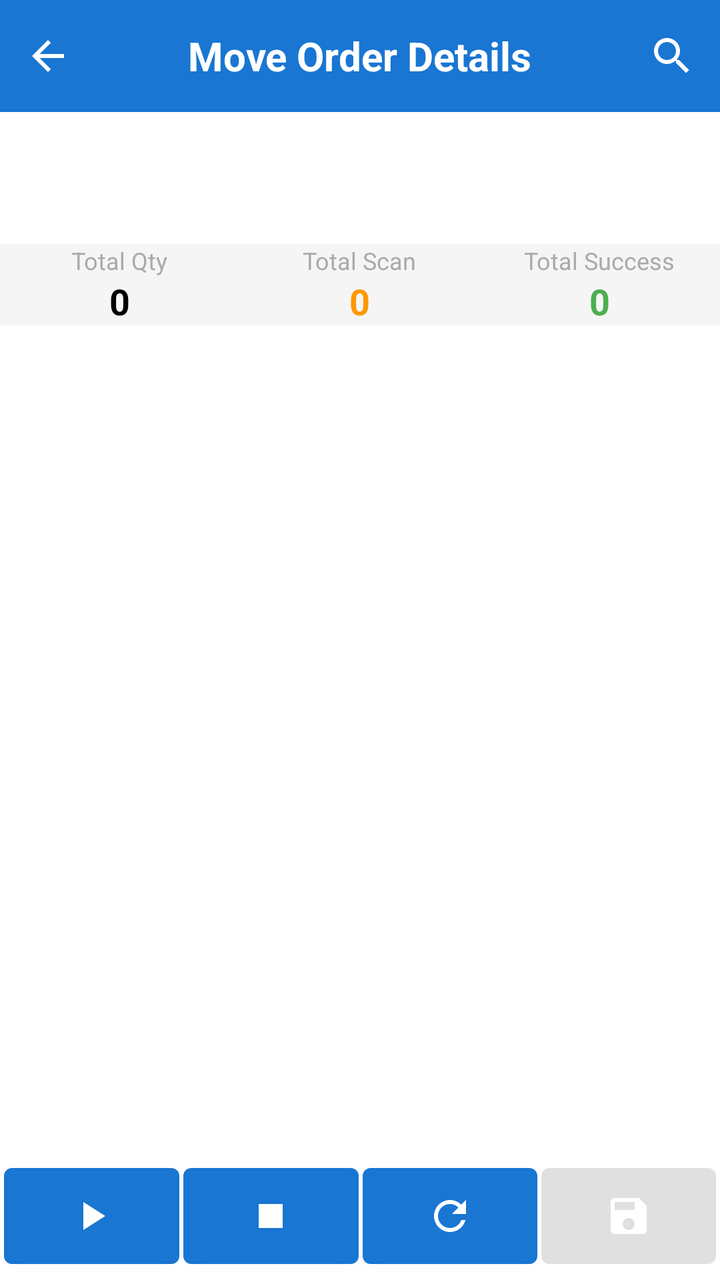
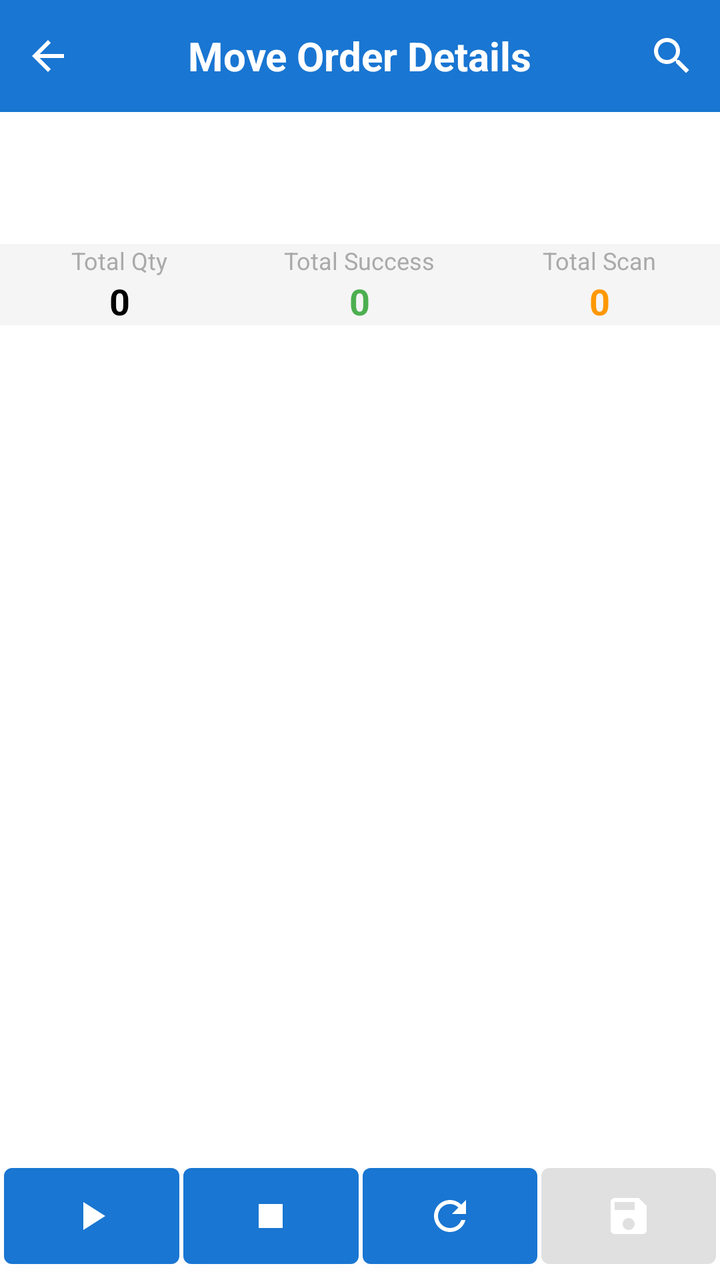

Compare the two renders of this Android layout. The source of the first and the diff that turns it into the second are given below.
<!-- AndroidManifest.xml: application theme AppTheme -->
<!-- res/layout/fragment_move_order_child.xml -->
<?xml version="1.0" encoding="utf-8"?>
<LinearLayout xmlns:android="http://schemas.android.com/apk/res/android"
    xmlns:app="http://schemas.android.com/apk/res-auto"
    android:layout_width="match_parent"
    android:layout_height="match_parent"
    android:orientation="vertical">

    <com.google.android.material.appbar.AppBarLayout
        android:id="@+id/appBarLayout"
        android:layout_width="match_parent"
        android:layout_height="wrap_content">

        <androidx.appcompat.widget.Toolbar
            android:id="@+id/toolbar"
            android:layout_width="match_parent"
            android:layout_height="?attr/actionBarSize"
            android:background="?attr/colorPrimary"
            app:contentInsetLeft="0dp"
            app:contentInsetStart="0dp"
            app:popupTheme="@style/ThemeOverlay.AppCompat.Light"
            app:theme="@style/ThemeOverlay.AppCompat.Dark.ActionBar">

            <FrameLayout
                android:layout_width="match_parent"
                android:layout_height="match_parent">

                <ImageView
                    android:id="@+id/ivBack"
                    android:layout_width="48dp"
                    android:layout_height="match_parent"
                    android:layout_gravity="start"
                    android:background="?attr/selectableItemBackgroundBorderless"
                    android:padding="12dp"
                    android:src="@drawable/ic_arrow_back"
                    app:tint="@android:color/white"/>

                <TextView
                    android:id="@+id/toolbar_title"
                    android:layout_width="wrap_content"
                    android:layout_height="wrap_content"
                    android:layout_gravity="center"
                    android:text="Move Order Details"
                    android:textColor="@android:color/white"
                    android:textSize="20sp"
                    android:textStyle="bold"/>

                
                <FrameLayout
                    android:id="@+id/notificationContainer"
                    android:layout_width="48dp"
                    android:layout_height="match_parent"
                    android:layout_gravity="end"
                    android:layout_marginEnd="48dp">

                    <ImageView
                        android:id="@+id/ivNotification"
                        android:layout_width="match_parent"
                        android:layout_height="match_parent"
                        android:background="?attr/selectableItemBackgroundBorderless"
                        android:padding="12dp"
                        android:src="@drawable/ic_notifications"
                        app:tint="@android:color/white"
                        android:visibility="gone"/>

                    <TextView
                        android:id="@+id/tvNotificationCount"
                        android:layout_width="20dp"
                        android:layout_height="20dp"
                        android:layout_gravity="top|end"
                        android:layout_marginTop="8dp"
                        android:layout_marginEnd="8dp"
                        android:background="@drawable/notification_badge_background"
                        android:gravity="center"
                        android:text="0"
                        android:textColor="@android:color/white"
                        android:textSize="12sp"
                        android:visibility="gone"/>
                </FrameLayout>











                <androidx.appcompat.widget.SearchView
                    android:id="@+id/searchView"
                    android:layout_width="wrap_content"
                    android:layout_height="match_parent"
                    android:layout_gravity="end"
                    app:iconifiedByDefault="true"
                    app:queryHint="Search item..."
                    android:theme="@style/SearchViewStyle"/>

            </FrameLayout>

        </androidx.appcompat.widget.Toolbar>

    </com.google.android.material.appbar.AppBarLayout>

    <LinearLayout
        android:layout_width="match_parent"
        android:layout_height="wrap_content"
        android:orientation="vertical"
        android:padding="6dp"
        android:background="@android:color/white">

        <TextView
            android:id="@+id/tvOrderNo"
            android:layout_width="match_parent"
            android:layout_height="wrap_content"
            android:textSize="18sp"
            android:textStyle="bold"
            android:layout_marginBottom="2dp"/>

        <LinearLayout
            android:layout_width="match_parent"
            android:layout_height="wrap_content"
            android:orientation="horizontal"
            android:padding="2dp">

            <TextView
                android:id="@+id/tvSourceWarehouse"
                android:layout_width="0dp"
                android:layout_height="wrap_content"
                android:layout_weight="1"
                android:textSize="16sp"
                android:layout_marginBottom="2dp"/>

            <TextView
                android:id="@+id/tvDestinationWarehouse"
                android:layout_width="0dp"
                android:layout_height="wrap_content"
                android:layout_weight="1"
                android:textSize="16sp"
                android:layout_marginBottom="2dp"
                android:gravity="right"/>

        </LinearLayout>


    </LinearLayout>

    
    <LinearLayout
        android:layout_width="match_parent"
        android:layout_height="wrap_content"
        android:orientation="horizontal"
        android:padding="0dp"
        android:background="#F5F5F5">

        <LinearLayout
            android:layout_width="0dp"
            android:layout_height="wrap_content"
            android:layout_weight="1"
            android:orientation="vertical"
            android:gravity="center">

            <TextView
                android:layout_width="wrap_content"
                android:layout_height="wrap_content"
                android:text="Total Qty"
                android:textSize="12sp"
                android:textColor="@android:color/darker_gray"/>

            <TextView
                android:id="@+id/tvTotalQty"
                android:layout_width="wrap_content"
                android:layout_height="wrap_content"
                android:text="0"
                android:textSize="18sp"
                android:textStyle="bold"
                android:textColor="@android:color/black"/>
        </LinearLayout>

        <LinearLayout
            android:layout_width="0dp"
            android:layout_height="wrap_content"
            android:layout_weight="1"
            android:orientation="vertical"
            android:gravity="center">

            <TextView
                android:layout_width="wrap_content"
                android:layout_height="wrap_content"
                android:text="Total Scan"
                android:textSize="12sp"
                android:textColor="@android:color/darker_gray"/>

            <TextView
                android:id="@+id/tvTotalScan"
                android:layout_width="wrap_content"
                android:layout_height="wrap_content"
                android:text="0"
                android:textSize="18sp"
                android:textStyle="bold"
                android:textColor="#FF9800"/>
        </LinearLayout>

        <LinearLayout
            android:layout_width="0dp"
            android:layout_height="wrap_content"
            android:layout_weight="1"
            android:orientation="vertical"
            android:gravity="center">

            <TextView
                android:layout_width="wrap_content"
                android:layout_height="wrap_content"
                android:text="Total Success"
                android:textSize="12sp"
                android:textColor="@android:color/darker_gray"/>

            <TextView
                android:id="@+id/tvTotalSuccess"
                android:layout_width="wrap_content"
                android:layout_height="wrap_content"
                android:text="0"
                android:textSize="18sp"
                android:textStyle="bold"
                android:textColor="#4CAF50"/>
        </LinearLayout>
    </LinearLayout>

    <LinearLayout
        android:id="@+id/view_readtag"
        android:layout_width="0dp"
        android:layout_height="0dp"
        android:visibility="invisible">
        <TextView
            android:id="@+id/tv_count"
            android:layout_width="0dp"
            android:layout_height="0dp"
            android:visibility="invisible"></TextView>
        <TextView
            android:id="@+id/tv_time"
            android:layout_width="0dp"
            android:layout_height="0dp"
            android:visibility="invisible"></TextView>
        <TextView
            android:id="@+id/tv_total"
            android:layout_width="0dp"
            android:layout_height="0dp"
            android:visibility="invisible"></TextView>
        <EditText
            android:id="@+id/etTime"
            android:layout_weight="1"
            android:layout_width="0dp"
            android:layout_height="0dp"
            android:hint="99999999"
            android:inputType="numberDecimal"
            android:maxLength="10"
            android:singleLine="true"
            android:visibility="invisible" />
    </LinearLayout>

    <FrameLayout
        android:layout_width="match_parent"
        android:layout_height="0dp"
        android:layout_weight="1">

        <ListView
            android:id="@+id/listView"
            android:layout_width="match_parent"
            android:layout_height="match_parent"
            android:divider="@android:color/darker_gray"
            android:dividerHeight="1dp"
            android:padding="2dp"/>

        <LinearLayout
            android:id="@+id/emptyView"
            android:layout_width="match_parent"
            android:layout_height="match_parent"
            android:gravity="center"
            android:orientation="vertical"
            android:visibility="gone">

            <ImageView
                android:layout_width="64dp"
                android:layout_height="64dp"
                android:src="@drawable/ic_empty_box"
                android:alpha="0.5"/>

            <TextView
                android:layout_width="wrap_content"
                android:layout_height="wrap_content"
                android:layout_marginTop="16dp"
                android:text="No items found"
                android:textSize="16sp"/>
        </LinearLayout>

        <ProgressBar
            android:id="@+id/progressBar"
            android:layout_width="wrap_content"
            android:layout_height="wrap_content"
            android:layout_gravity="center"
            android:visibility="gone"/>

    </FrameLayout>

    <LinearLayout
        android:layout_width="match_parent"
        android:layout_height="wrap_content"
        android:orientation="horizontal"
        android:padding="2dp">

        <Button
            android:id="@+id/btnScanRFID"
            android:layout_width="wrap_content"
            android:layout_height="match_parent"
            android:layout_weight="1"
            android:layout_marginEnd="2dp"
            android:drawableTop="@drawable/ic_play"
            android:paddingTop="12dp"
            android:paddingBottom="0dp"
            android:textSize="0sp"/>

        <Button
            android:id="@+id/btnStop"
            android:layout_width="wrap_content"
            android:layout_height="wrap_content"
            android:layout_weight="1"
            android:layout_marginEnd="2dp"
            android:drawableTop="@drawable/ic_stop"
            android:paddingTop="12dp"
            android:paddingBottom="3dp"
            android:textSize="0sp"/>

        <Button
            android:id="@+id/btnClear"
            android:layout_width="wrap_content"
            android:layout_height="wrap_content"
            android:layout_weight="1"
            android:layout_marginEnd="2dp"
            android:drawableTop="@drawable/ic_refresh"
            android:paddingTop="12dp"
            android:paddingBottom="3dp"
            android:textSize="0sp"/>

        <Button
            android:id="@+id/btnConfirm"
            android:layout_width="wrap_content"
            android:layout_height="wrap_content"
            android:layout_weight="1"
            android:enabled="false"
            android:drawableTop="@drawable/ic_save"
            android:paddingTop="12dp"
            android:paddingBottom="3dp"
            android:textSize="0sp"/>
    </LinearLayout>








































</LinearLayout>
<!-- resources referenced by this layout -->
<resources>
  <!-- drawable ic_arrow_back (drawable) -->
  <?xml version="1.0" encoding="utf-8"?>
  <vector xmlns:android="http://schemas.android.com/apk/res/android"
      android:width="24dp"
      android:height="24dp"
      android:viewportWidth="24"
      android:viewportHeight="24">
      <path
          android:fillColor="#FFFFFF"
          android:pathData="M20,11H7.83l5.59,-5.59L12,4l-8,8 8,8 1.41,-1.41L7.83,13H20v-2z"/>
  </vector>
  <!-- drawable ic_empty_box: png bitmap (drawable, 5607 bytes) -->
  <!-- drawable ic_notifications: png bitmap (drawable, 959 bytes) -->
  <!-- drawable ic_play (drawable) -->
  <?xml version="1.0" encoding="utf-8"?>
  <vector xmlns:android="http://schemas.android.com/apk/res/android"
      android:width="24dp"
      android:height="24dp"
      android:viewportWidth="24"
      android:viewportHeight="24">
      <path
          android:fillColor="#FFFFFF"
          android:pathData="M8,5v14l11,-7z"/>
  </vector>
  <!-- drawable ic_refresh (drawable) -->
  <?xml version="1.0" encoding="utf-8"?>
  <vector xmlns:android="http://schemas.android.com/apk/res/android"
      android:width="24dp"
      android:height="24dp"
      android:viewportWidth="24"
      android:viewportHeight="24">
      <path
          android:fillColor="#FFFFFF"
          android:pathData="M17.65,6.35C16.2,4.9 14.21,4 12,4c-4.42,0 -7.99,3.58 -7.99,8s3.57,8 7.99,8c3.73,0 6.84,-2.55 7.73,-6h-2.08c-0.82,2.33 -3.04,4 -5.65,4 -3.31,0 -6,-2.69 -6,-6s2.69,-6 6,-6c1.66,0 3.14,0.69 4.22,1.78L13,11h7V4l-2.35,2.35z"/>
  </vector>
  <!-- drawable ic_save (drawable) -->
  <?xml version="1.0" encoding="utf-8"?>
  <vector xmlns:android="http://schemas.android.com/apk/res/android"
      android:width="24dp"
      android:height="24dp"
      android:viewportWidth="24"
      android:viewportHeight="24">
      <path
          android:fillColor="#FFFFFF"
          android:pathData="M17,3L5,3c-1.11,0 -2,0.9 -2,2v14c0,1.1 0.89,2 2,2h14c1.1,0 2,-0.9 2,-2L21,7l-4,-4zM12,19c-1.66,0 -3,-1.34 -3,-3s1.34,-3 3,-3 3,1.34 3,3 -1.34,3 -3,3zM15,9L5,9L5,5h10v4z"/>
  </vector>
  <!-- drawable ic_stop (drawable) -->
  <?xml version="1.0" encoding="utf-8"?>
  <vector xmlns:android="http://schemas.android.com/apk/res/android"
      android:width="24dp"
      android:height="24dp"
      android:viewportWidth="24"
      android:viewportHeight="24">
      <path
          android:fillColor="#FFFFFF"
          android:pathData="M6,6h12v12H6z"/>
  </vector>
  <!-- drawable notification_badge_background (drawable) -->
  <?xml version="1.0" encoding="utf-8"?>
  <shape xmlns:android="http://schemas.android.com/apk/res/android"
      android:shape="oval">
      <solid android:color="#F44336" /> 
  </shape>
  <style name="SearchViewStyle" parent="Widget.AppCompat.SearchView">
          
          <item name="android:background">@android:color/transparent</item>
          
          <item name="android:textColor">@android:color/white</item>
          
          <item name="android:textColorHint">@android:color/white</item>
          
          <item name="android:tint">@android:color/white</item>
      </style>
  <style name="AppTheme" parent="Theme.MaterialComponents.Light.DarkActionBar">
          <item name="colorPrimary">@color/colorPrimary</item>
          <item name="colorPrimaryDark">@color/colorPrimaryDark</item>
          <item name="colorAccent">@color/colorAccent</item>
      </style>
  <color name="colorPrimary">#1976D2</color>
  <color name="colorPrimaryDark">#1565C0</color>
  <color name="colorAccent">#FFC107</color>
</resources>

<!-- the commit's change to res/layout/fragment_move_order_child.xml (unified diff, before → after) -->
@@ -187,6 +187,30 @@
             <TextView
                 android:layout_width="wrap_content"
                 android:layout_height="wrap_content"
+                android:text="Total Success"
+                android:textSize="12sp"
+                android:textColor="@android:color/darker_gray"/>
+
+            <TextView
+                android:id="@+id/tvTotalSuccess"
+                android:layout_width="wrap_content"
+                android:layout_height="wrap_content"
+                android:text="0"
+                android:textSize="18sp"
+                android:textStyle="bold"
+                android:textColor="#4CAF50"/>
+        </LinearLayout>
+
+        <LinearLayout
+            android:layout_width="0dp"
+            android:layout_height="wrap_content"
+            android:layout_weight="1"
+            android:orientation="vertical"
+            android:gravity="center">
+
+            <TextView
+                android:layout_width="wrap_content"
+                android:layout_height="wrap_content"
                 android:text="Total Scan"
                 android:textSize="12sp"
                 android:textColor="@android:color/darker_gray"/>
@@ -201,29 +225,6 @@
                 android:textColor="#FF9800"/>
         </LinearLayout>
 
-        <LinearLayout
-            android:layout_width="0dp"
-            android:layout_height="wrap_content"
-            android:layout_weight="1"
-            android:orientation="vertical"
-            android:gravity="center">
-
-            <TextView
-                android:layout_width="wrap_content"
-                android:layout_height="wrap_content"
-                android:text="Total Success"
-                android:textSize="12sp"
-                android:textColor="@android:color/darker_gray"/>
-
-            <TextView
-                android:id="@+id/tvTotalSuccess"
-                android:layout_width="wrap_content"
-                android:layout_height="wrap_content"
-                android:text="0"
-                android:textSize="18sp"
-                android:textStyle="bold"
-                android:textColor="#4CAF50"/>
-        </LinearLayout>
     </LinearLayout>
 
     <LinearLayout
